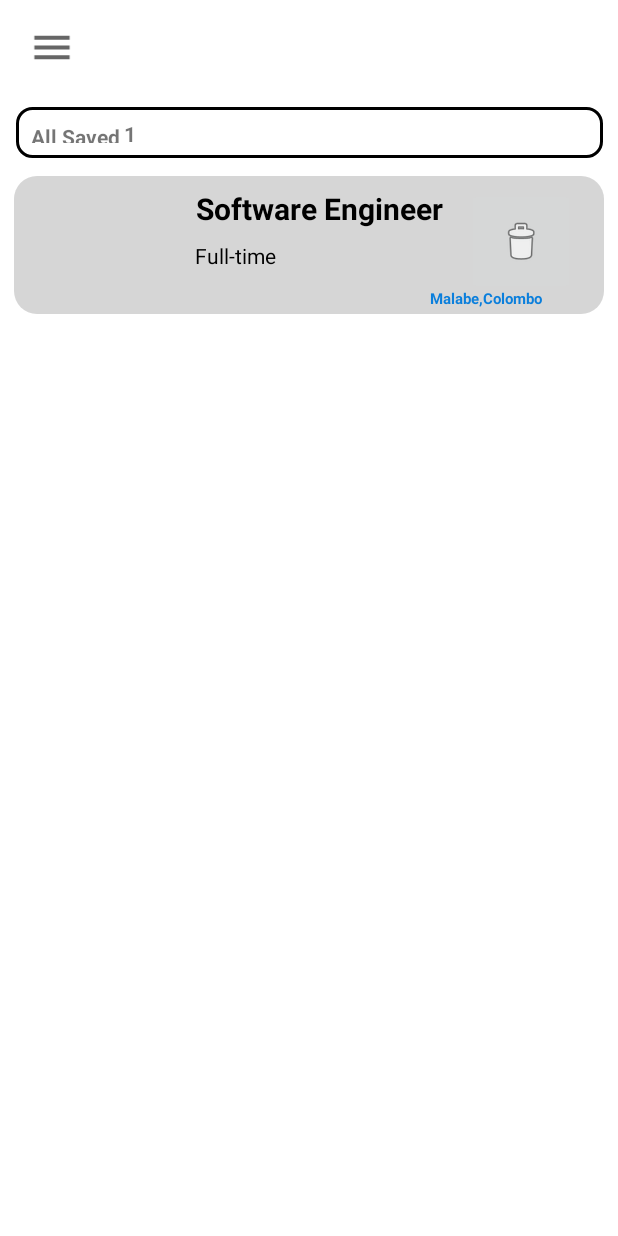
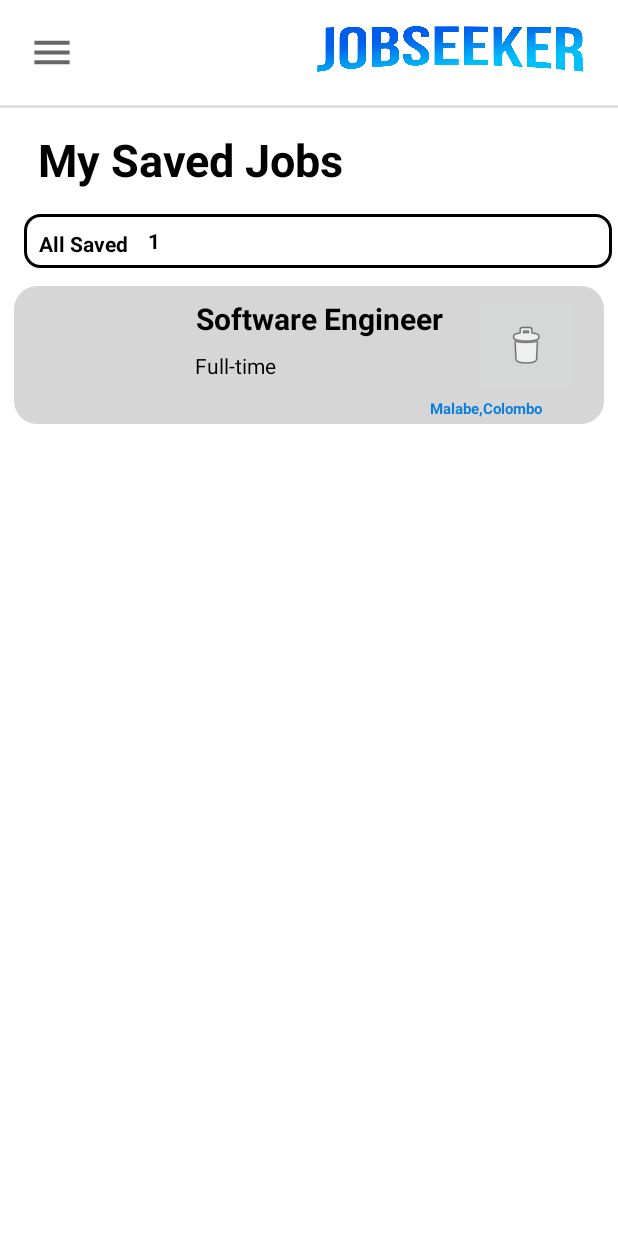
Before and after one commit to akilakavinda99/JobSeeker, an Android app: the screen it shows after launch (SaveJobs), on a phone screen of 412 x 824 dp. Run offline under Robolectric (Android 15) with nearby library versions, the phone set to English and light mode, and no system bars; grey boxes are pictures that could not be loaded.

Commit message:
initial commit

```diff
--- a/app/src/main/res/layout/save_jobs.xml
+++ b/app/src/main/res/layout/save_jobs.xml
@@ -12,41 +12,44 @@
     <include
         android:id="@+id/include"
         layout="@layout/toolbar1"
+        android:layout_width="414dp"
+        android:layout_height="70dp"
         app:layout_constraintEnd_toEndOf="parent"
         app:layout_constraintHorizontal_bias="0.0"
         app:layout_constraintStart_toStartOf="parent"
         app:layout_constraintTop_toTopOf="parent" />
 
 
-
     <TextView
         android:id="@+id/tv_allsaved"
-        android:layout_width="391dp"
-        android:layout_height="34dp"
+        android:layout_width="392dp"
+        android:layout_height="36dp"
         android:layout_marginStart="16dp"
-        android:layout_marginTop="8dp"
+        android:layout_marginTop="16dp"
         android:layout_marginEnd="16dp"
         android:background="@drawable/border1"
         android:text="@string/tv_allsaved"
+        android:textColor="#000000"
         android:textSize="14sp"
         android:textStyle="bold"
         app:layout_constraintEnd_toEndOf="parent"
-        app:layout_constraintHorizontal_bias="0.5"
+        app:layout_constraintHorizontal_bias="0.0"
         app:layout_constraintStart_toStartOf="parent"
-        app:layout_constraintTop_toBottomOf="@+id/include" />
+        app:layout_constraintTop_toBottomOf="@+id/tv_title" />
 
     <TextView
         android:id="@+id/tv_count"
         android:layout_width="wrap_content"
         android:layout_height="wrap_content"
         android:layout_marginStart="16dp"
-        android:layout_marginTop="16dp"
+        android:layout_marginTop="8dp"
         android:text="@string/tv_count"
+        android:textColor="#000000"
         android:textStyle="bold"
         app:layout_constraintEnd_toEndOf="@+id/tv_allsaved"
-        app:layout_constraintHorizontal_bias="0.176"
+        app:layout_constraintHorizontal_bias="0.216"
         app:layout_constraintStart_toStartOf="parent"
-        app:layout_constraintTop_toBottomOf="@+id/include" />
+        app:layout_constraintTop_toTopOf="@+id/tv_allsaved" />
 
     <View
         android:id="@+id/view"
@@ -124,13 +127,37 @@
         android:layout_width="72dp"
         android:layout_height="71dp"
         android:layout_marginStart="16dp"
-        android:layout_marginTop="8dp"
+        android:layout_marginTop="4dp"
         android:layout_marginEnd="16dp"
         app:layout_constraintEnd_toEndOf="@+id/view"
-        app:layout_constraintHorizontal_bias="0.0"
+        app:layout_constraintHorizontal_bias="1.0"
         app:layout_constraintStart_toEndOf="@+id/tv_job"
         app:layout_constraintTop_toTopOf="@+id/view"
         app:srcCompat="@android:drawable/ic_menu_delete" />
 
+    <TextView
+        android:id="@+id/tv_title"
+        android:layout_width="wrap_content"
+        android:layout_height="wrap_content"
+        android:layout_marginTop="16dp"
+        android:text="@string/tv_title"
+        android:textColor="#000000"
+        android:textSize="30sp"
+        android:textStyle="bold"
+        app:layout_constraintEnd_toEndOf="parent"
+        app:layout_constraintHorizontal_bias="0.121"
+        app:layout_constraintStart_toStartOf="parent"
+        app:layout_constraintTop_toBottomOf="@+id/include" />
+
+    <View
+        android:id="@+id/divider"
+        android:layout_width="413dp"
+        android:layout_height="2dp"
+        android:layout_marginEnd="3dp"
+        android:background="?android:attr/listDivider"
+        app:layout_constraintEnd_toEndOf="parent"
+        app:layout_constraintStart_toStartOf="parent"
+        app:layout_constraintTop_toBottomOf="@+id/include" />
+
 
 </androidx.constraintlayout.widget.ConstraintLayout>
--- a/app/src/main/res/layout/toolbar1.xml
+++ b/app/src/main/res/layout/toolbar1.xml
@@ -15,9 +15,18 @@
             android:layout_width="37dp"
             android:layout_height="31dp"
             android:layout_centerVertical="true"
-            android:src="@drawable/ic_baseline_menu_24"
-            android:layout_editor_absoluteX="9dp"
-            android:layout_editor_absoluteY="16dp" />
+            android:src="@drawable/ic_baseline_menu_24"/>
+
+        <ImageView
+            android:id="@+id/logo_icon"
+            android:layout_width="195dp"
+            android:layout_height="99dp"
+            android:layout_centerVertical="true"
+            android:layout_alignParentEnd="true"
+            android:scaleType="centerCrop"
+            android:src="@drawable/jslogo"/>
+
+
 
 
 
--- a/app/src/main/res/values/strings.xml
+++ b/app/src/main/res/values/strings.xml
@@ -6,4 +6,5 @@
     <string name="tv_job">Software Engineer</string>
     <string name="tv_time">Full-time</string>
     <string name="tv_location">Malabe,Colombo</string>
+    <string name="tv_title">My Saved Jobs</string>
 </resources>
```
Also changed, not shown: app/src/main/res/drawable/jslogo.png (added).
